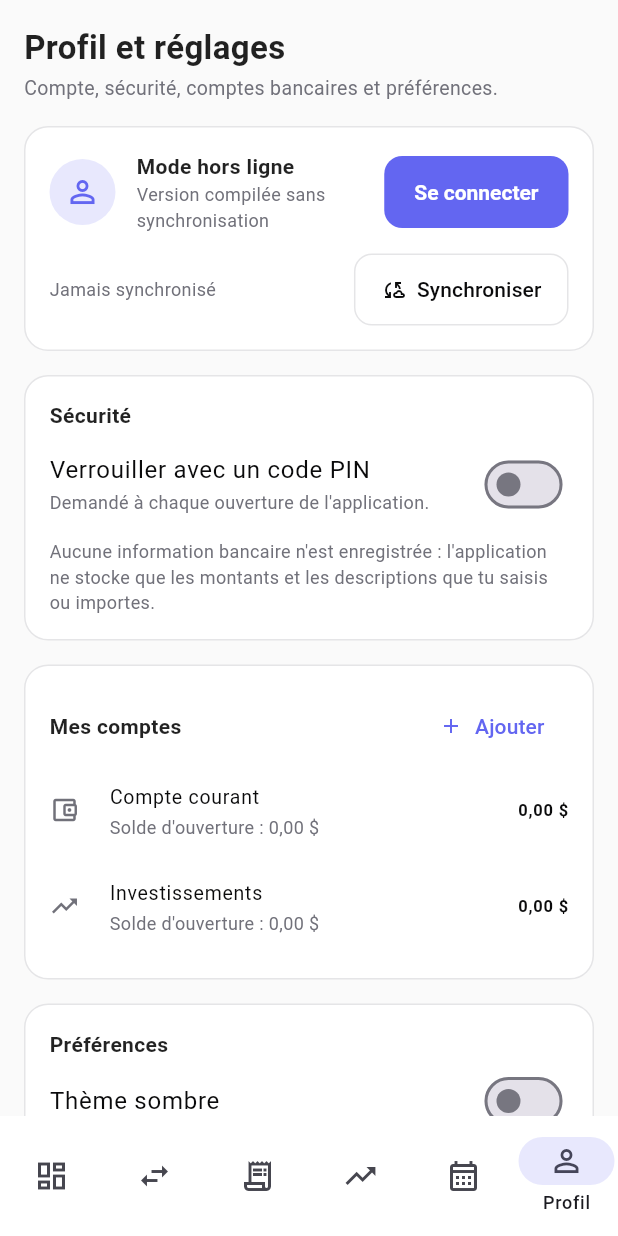
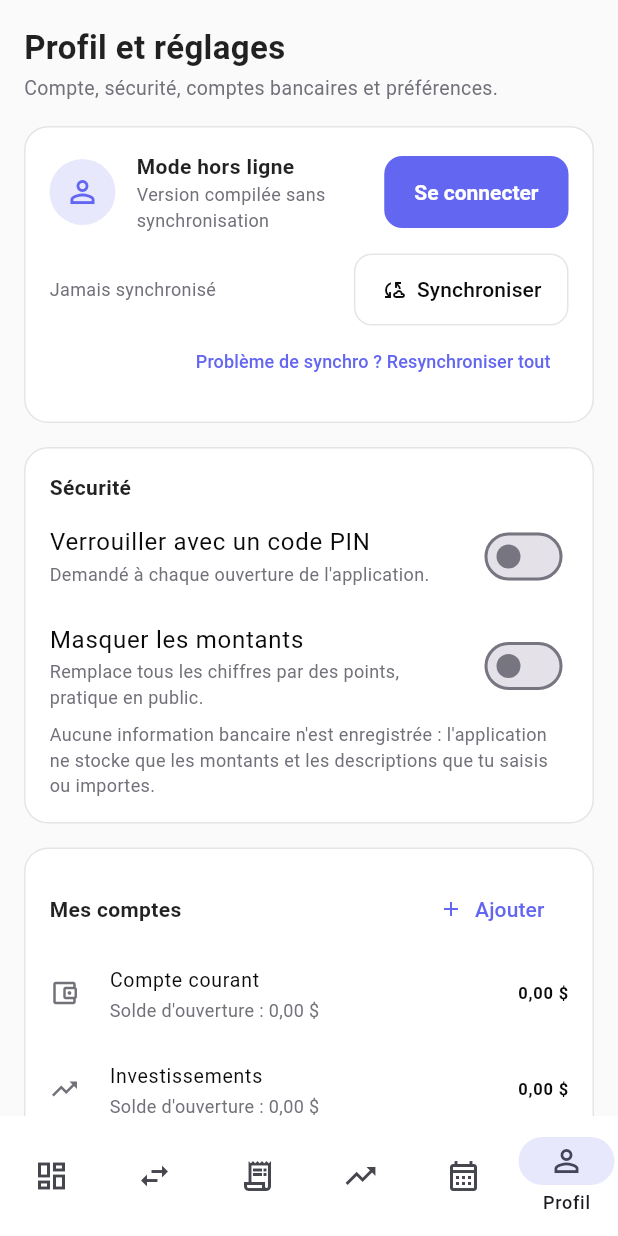
Before and after one commit to remicarlaubertin/My-app, a Flutter app: the screen it shows after launch, item 6 of the bottom bar chosen, on a phone screen of 412 x 824 dp. Run offline on Flutter 3.47's test engine with Material 3 defaults, Android fonts, the phone set to English and light mode, and no system bars; our stand-ins replace csv, file_picker, fl_chart, flutter_local_notifications, flutter_riverpod, flutter_secure_storage and 6 more; missing offline and left inert: desktop_drop, excel, local_notifier, window_manager; accounts and stored records are empty.

Commit message:
Enhance profile screen with sync button and hide amounts switch
Added a button for full resynchronization and a switch to hide amounts in the profile screen.

```diff
--- a/lib/features/profile/profile_screen.dart
+++ b/lib/features/profile/profile_screen.dart
@@ -120,6 +120,28 @@ class ProfileScreen extends ConsumerWidget {
                   ),
                 ],
               ),
+              Align(
+                alignment: Alignment.centerRight,
+                child: TextButton(
+                  onPressed: app.syncing
+                      ? null
+                      : () async {
+                          await ref
+                              .read(appProvider.notifier)
+                              .forceFullResync();
+                          if (context.mounted) {
+                            showSnack(
+                              context,
+                              'Resynchronisation complète effectuée.',
+                            );
+                          }
+                        },
+                  child: const Text(
+                    'Problème de synchro ? Resynchroniser tout',
+                    style: TextStyle(fontSize: 12),
+                  ),
+                ),
+              ),
             ],
           ),
         ),
@@ -160,6 +182,19 @@ class ProfileScreen extends ConsumerWidget {
                     settings.copyWith(pinEnabled: value),
                   );
                 },
+              ),
+              SwitchListTile(
+                contentPadding: EdgeInsets.zero,
+                value: settings.hideAmounts,
+                title: const Text('Masquer les montants'),
+                subtitle: Text(
+                  'Remplace tous les chiffres par des points, '
+                  'pratique en public.',
+                  style: TextStyle(fontSize: 12, color: context.mutedColor),
+                ),
+                onChanged: (bool value) => ref
+                    .read(appProvider.notifier)
+                    .setHideAmounts(value),
               ),
               Text(
                 'Aucune information bancaire n\'est enregistrée : '
@@ -204,11 +239,15 @@ class ProfileScreen extends ConsumerWidget {
                   ),
                   title: Text(account.name),
                   subtitle: Text(
-                    'Solde d\'ouverture : ${Fmt.money(account.balance)}',
+                    settings.hideAmounts
+                        ? 'Solde d\'ouverture : ••••••'
+                        : 'Solde d\'ouverture : ${Fmt.money(account.balance)}',
                     style: TextStyle(fontSize: 12, color: context.mutedColor),
                   ),
                   trailing: Text(
-                    Fmt.money(data.balanceOf(account)),
+                    settings.hideAmounts
+                        ? '••••••'
+                        : Fmt.money(data.balanceOf(account)),
                     style: const TextStyle(fontWeight: FontWeight.w700),
                   ),
                   onTap: () =>
```
